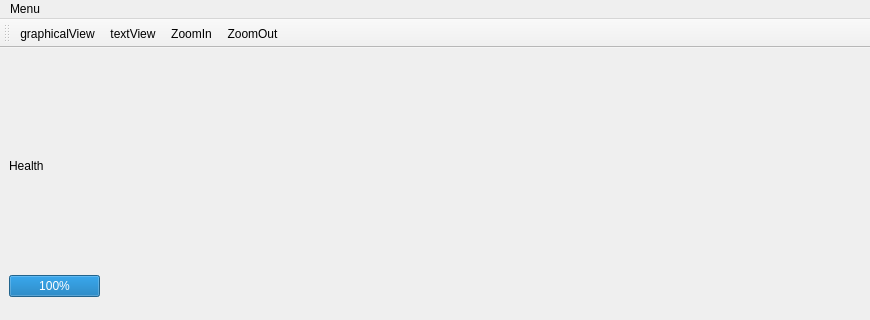
The window that mainwindow.ui (Stalpaard/MediaProcessingGame) describes before a commit, drawn with Qt 5; both pictures show x 0 to 870 and y 0 to 320 of the 870 by 671 pixel window.
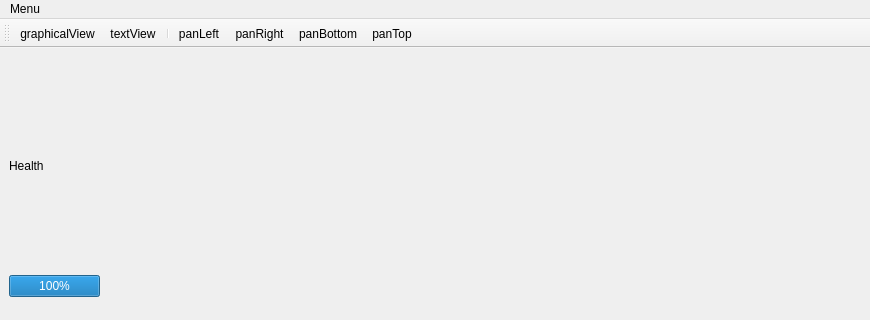
The same window after the commit. The open tabs and pages were chosen to show the change.

Commit message: Added Healthpack animations / Added zoom feature to mouse wheel / Added ability to pan camera in 2D view using toolbar actions

Patch:
```diff
--- a/mainwindow.ui
+++ b/mainwindow.ui
@@ -88,7 +88,7 @@
       <item>
        <widget class="QStackedWidget" name="viewWidget">
         <property name="currentIndex">
-         <number>0</number>
+         <number>1</number>
         </property>
         <widget class="QWidget" name="end">
          <widget class="QFrame" name="frame">
@@ -171,8 +171,11 @@
    </attribute>
    <addaction name="actiongraphicalView"/>
    <addaction name="actiontextView"/>
-   <addaction name="actionZoomIn"/>
-   <addaction name="actionZoomOut"/>
+   <addaction name="separator"/>
+   <addaction name="actionpanLeft"/>
+   <addaction name="actionpanRight"/>
+   <addaction name="actionpanBottom"/>
+   <addaction name="actionpanTop"/>
   </widget>
   <action name="actionOpen_world">
    <property name="text">
@@ -194,14 +197,24 @@
     <string>textView</string>
    </property>
   </action>
-  <action name="actionZoomIn">
+  <action name="actionpanLeft">
    <property name="text">
-    <string>ZoomIn</string>
+    <string>panLeft</string>
    </property>
   </action>
-  <action name="actionZoomOut">
+  <action name="actionpanRight">
    <property name="text">
-    <string>ZoomOut</string>
+    <string>panRight</string>
+   </property>
+  </action>
+  <action name="actionpanTop">
+   <property name="text">
+    <string>panTop</string>
+   </property>
+  </action>
+  <action name="actionpanBottom">
+   <property name="text">
+    <string>panBottom</string>
    </property>
   </action>
  </widget>
```
The commit also changes 28 other files.
